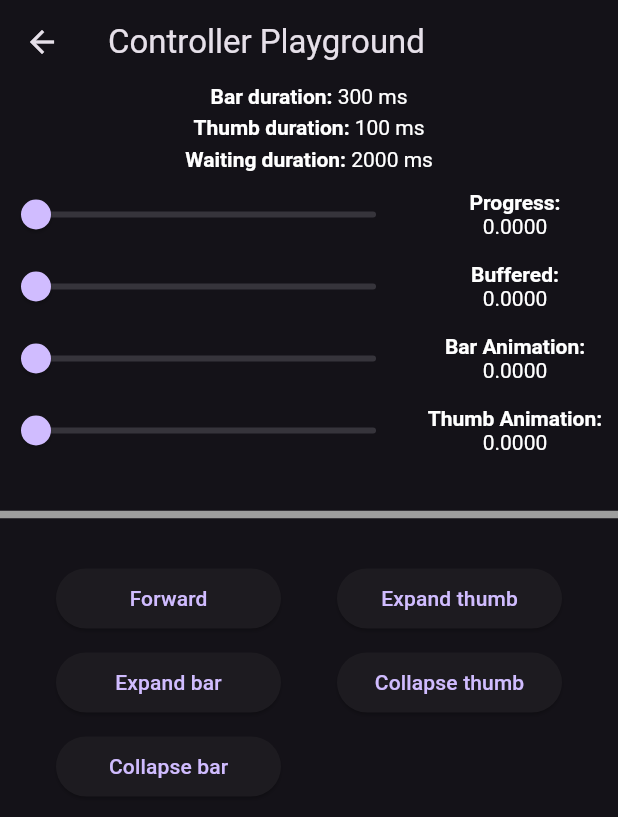
After one commit to GabrielDamasceno/flutter_animated_progress_bar, a Flutter app: the screen it shows after launch, after a tap on "Controller Playground", on a phone screen of 412 x 824 dp. The commit adds this screen. Shown: the top 817 px of the screen. Run offline on Flutter 3.47's test engine with Material 2 defaults, Android fonts, the phone set to English and light mode, and no system bars; our stand-ins replace just_audio, rxdart, video_player; network calls fail.

Commit message:
feat: Add duration option in controller methods that start animations.
* Add controller playground in examples section

* Add repository in pubspec

* Update docs

```diff
--- /dev/null
+++ b/example/lib/ui/controller_playground.dart
@@ -0,0 +1,229 @@
+// ignore_for_file: unused_element
+
+import 'package:example/ui/playground.dart';
+import 'package:flutter/material.dart';
+import 'package:flutter_animated_progress_bar/flutter_animated_progress_bar.dart';
+
+class ControllerPlayground extends StatefulWidget {
+  const ControllerPlayground({super.key});
+
+  @override
+  State<ControllerPlayground> createState() => _ControllerPlaygroundState();
+
+  static Future<void> route(BuildContext context) async {
+    Navigator.of(context).push(
+      MaterialPageRoute(
+        builder: (context) => const ControllerPlayground(),
+      ),
+    );
+  }
+}
+
+class _ControllerPlaygroundState extends State<ControllerPlayground>
+    with TickerProviderStateMixin {
+  late final ProgressBarController _controller;
+
+  late Duration _progress;
+  late Duration _buffered;
+  late Duration _total;
+
+  @override
+  void initState() {
+    super.initState();
+
+    _controller = ProgressBarController(vsync: this);
+
+    _progress = Duration.zero;
+    _buffered = Duration.zero;
+    _total = const Duration(minutes: 1);
+  }
+
+  @override
+  void dispose() {
+    _controller.dispose();
+
+    super.dispose();
+  }
+
+  @override
+  Widget build(BuildContext context) {
+    return Scaffold(
+      appBar: AppBar(title: const Text('Controller Playground')),
+      body: ListView(
+        children: [
+          Column(
+            mainAxisSize: MainAxisSize.min,
+            children: [
+              PlaygroundDuration(
+                label: 'Bar duration',
+                duration: _controller.barAnimationDuration,
+              ),
+              PlaygroundDuration(
+                label: 'Thumb duration',
+                duration: _controller.thumbAnimationDuration,
+              ),
+              PlaygroundDuration(
+                label: 'Waiting duration',
+                duration: _controller.waitingDuration,
+              ),
+            ],
+          ),
+          _ValueTracker(
+            label: 'Progress',
+            value: _progress.inMicroseconds / _total.inMicroseconds,
+            onChanged: (value) {
+              setState(
+                () => _progress = Duration(
+                    microseconds: (value * _total.inMicroseconds).round()),
+              );
+            },
+          ),
+          _ValueTracker(
+            label: 'Buffered',
+            value: _buffered.inMicroseconds / _total.inMicroseconds,
+            onChanged: (value) {
+              setState(() {
+                _buffered = Duration(
+                  microseconds: (value * _total.inMicroseconds).round(),
+                );
+              });
+            },
+          ),
+          AnimatedBuilder(
+            animation: _controller,
+            builder: (context, child) {
+              return _ValueTracker(
+                label: 'Bar Animation',
+                value: _controller.barValue,
+                onChanged: (value) => _controller.barValue = value,
+              );
+            },
+          ),
+          AnimatedBuilder(
+            animation: _controller,
+            builder: (context, child) {
+              return _ValueTracker(
+                label: 'Thumb Animation',
+                value: _controller.thumbValue,
+                onChanged: (value) => _controller.thumbValue = value,
+              );
+            },
+          ),
+          Padding(
+            padding: const EdgeInsets.symmetric(vertical: 20.0),
+            child: ProgressBar(
+              controller: _controller,
+              progress: _progress,
+              buffered: _buffered,
+              total: _total,
+              expandedBarHeight: 10.0,
+              onSeek: (value) => setState(() => _progress = value),
+            ),
+          ),
+          Row(
+            mainAxisAlignment: MainAxisAlignment.spaceEvenly,
+            crossAxisAlignment: CrossAxisAlignment.start,
+            children: [
+              Column(
+                mainAxisSize: MainAxisSize.min,
+                children: [
+                  _Button(
+                    label: 'Forward',
+                    onPressed: () => _controller.forward(),
+                  ),
+                  _Button(
+                    label: 'Expand bar',
+                    onPressed: () => _controller.expandBar(),
+                  ),
+                  _Button(
+                    label: 'Collapse bar',
+                    onPressed: () => _controller.collapseBar(),
+                  ),
+                ],
+              ),
+              Column(
+                children: [
+                  _Button(
+                    label: 'Expand thumb',
+                    onPressed: () => _controller.expandThumb(),
+                  ),
+                  _Button(
+                    label: 'Collapse thumb',
+                    onPressed: () => _controller.collapseThumb(),
+                  ),
+                ],
+              ),
+            ],
+          ),
+        ],
+      ),
+    );
+  }
+}
+
+class _ValueTracker extends StatelessWidget {
+  final String label;
+  final double value;
+  final ValueChanged<double> onChanged;
+
+  const _ValueTracker({
+    super.key,
+    required this.label,
+    required this.value,
+    required this.onChanged,
+  });
+
+  @override
+  Widget build(BuildContext context) {
+    return Row(
+      children: [
+        Expanded(
+          flex: 2,
+          child: Slider(value: value, onChanged: onChanged),
+        ),
+        Expanded(
+          child: RichText(
+            textAlign: TextAlign.center,
+            text: TextSpan(
+              text: '$label:\n',
+              style: const TextStyle(fontWeight: FontWeight.bold),
+              children: [
+                TextSpan(
+                  text: value.toStringAsFixed(4),
+                  style: const TextStyle(fontWeight: FontWeight.normal),
+                ),
+              ],
+            ),
+          ),
+        ),
+      ],
+    );
+  }
+}
+
+class _Button extends StatelessWidget {
+  final String label;
+  final Future<void> Function() onPressed;
+
+  const _Button({
+    super.key,
+    required this.label,
+    required this.onPressed,
+  });
+
+  @override
+  Widget build(BuildContext context) {
+    return Align(
+      child: Padding(
+        padding: const EdgeInsets.only(bottom: 8.0),
+        child: SizedBox(
+          width: 150.0,
+          child: ElevatedButton(
+            onPressed: onPressed,
+            child: Text(label),
+          ),
+        ),
+      ),
+    );
+  }
+}
--- a/example/lib/ui/home_screen.dart
+++ b/example/lib/ui/home_screen.dart
@@ -1,4 +1,5 @@
 import 'package:example/ui/audio_example.dart';
+import 'package:example/ui/controller_playground.dart';
 import 'package:example/ui/playground.dart';
 import 'package:example/ui/alignment_example.dart';
 import 'package:example/ui/simple_example.dart';
@@ -35,6 +36,10 @@ class HomeScreen extends StatelessWidget {
               child: const Text('Playground'),
               onPressed: () => Playground.route(context),
             ),
+            ElevatedButton(
+              child: const Text('Controller Playground'),
+              onPressed: () => ControllerPlayground.route(context),
+            ),
           ],
         ),
       ),
--- a/lib/src/foundation/controller.dart
+++ b/lib/src/foundation/controller.dart
@@ -93,9 +93,6 @@ class ProgressBarController extends ChangeNotifier {
     _thumbValue = _lowerBound;
   }
 
-  static const double _lowerBound = 0.0;
-  static const double _upperBound = 1.0;
-
   /// The length of time this bar animation should last.
   ///
   /// For example, if [expandBar] is called when [barValue] is equal to 0.0, the bar will expand towards
@@ -161,6 +158,9 @@ class ProgressBarController extends ChangeNotifier {
     notifyListeners();
   }
 
+  static const double _lowerBound = 0.0;
+  static const double _upperBound = 1.0;
+
   late final Ticker _thumbTicker;
   late final Ticker _barTicker;
 
@@ -211,12 +211,21 @@ class ProgressBarController extends ChangeNotifier {
   /// Starts running this bar animation. It will expand, wait and then collapse bar.
   /// Also, collapses the thumb.
   ///
+  /// You can set the `expandDuration`, `waitingDuration` and `collapseDuration` properties
+  /// to custom durations, otherwise it will fallback to `barAnimationDuration`,
+  /// `this.waitingDuration` and `barAnimationDuration` respectively.
+  ///
   /// Returns a [TickerFuture] that completes when the animation is complete.
   ///
   /// The most recently returned [TickerFuture], if any, is marked as having been
   /// canceled, meaning the future never completes and its [TickerFuture.orCancel]
   /// derivative future completes with a [TickerCanceled] error.
-  TickerFuture forward({Curve curve = Curves.linear}) {
+  TickerFuture forward({
+    Duration? expandDuration,
+    Duration? waitingDuration,
+    Duration? collapseDuration,
+    Curve curve = Curves.linear,
+  }) {
     stopBarAnimation();
     collapseThumb();
 
@@ -230,20 +239,20 @@ class ProgressBarController extends ChangeNotifier {
             _lowerBound,
             _upperBound,
             _barValue,
-            barAnimationDuration,
+            expandDuration ?? barAnimationDuration,
           ),
         ),
         InterpolationSimulation(
           begin: _upperBound,
           end: _upperBound,
           curve: curve,
-          totalDuration: waitingDuration,
+          totalDuration: waitingDuration ?? this.waitingDuration,
         ),
         InterpolationSimulation(
           begin: _upperBound,
           end: _lowerBound,
           curve: curve,
-          totalDuration: barAnimationDuration,
+          totalDuration: collapseDuration ?? barAnimationDuration,
         ),
       ],
     );
@@ -253,12 +262,18 @@ class ProgressBarController extends ChangeNotifier {
 
   /// Starts running this bar animation towards `1.0`, expanding the bar.
   ///
+  /// You can set the `duration` property to a custom duration, otherwise
+  /// it will fallback to `barAnimationDuration`.
+  ///
   /// Returns a [TickerFuture] that completes when the animation is complete.
   ///
   /// The most recently returned [TickerFuture], if any, is marked as having been
   /// canceled, meaning the future never completes and its [TickerFuture.orCancel]
   /// derivative future completes with a [TickerCanceled] error.
-  TickerFuture expandBar({Curve curve = Curves.linear}) {
+  TickerFuture expandBar({
+    Duration? duration,
+    Curve curve = Curves.linear,
+  }) {
     const double begin = _lowerBound;
     const double end = _upperBound;
 
@@ -273,7 +288,7 @@ class ProgressBarController extends ChangeNotifier {
         begin,
         end,
         _barValue,
-        barAnimationDuration,
+        duration ?? barAnimationDuration,
       ),
     );
 
@@ -282,12 +297,18 @@ class ProgressBarController extends ChangeNotifier {
 
   /// Starts running this bar animation towards `0.0`, collapsing the bar.
   ///
+  /// You can set the `duration` property to a custom duration, otherwise
+  /// it will fallback to `barAnimationDuration`.
+  ///
   /// Returns a [TickerFuture] that completes when the animation is complete.
   ///
   /// The most recently returned [TickerFuture], if any, is marked as having been
   /// canceled, meaning the future never completes and its [TickerFuture.orCancel]
   /// derivative future completes with a [TickerCanceled] error.
-  TickerFuture collapseBar({Curve curve = Curves.linear}) {
+  TickerFuture collapseBar({
+    Duration? duration,
+    Curve curve = Curves.linear,
+  }) {
     const double begin = _upperBound;
     const double end = _lowerBound;
 
@@ -302,7 +323,7 @@ class ProgressBarController extends ChangeNotifier {
         begin,
         end,
         _barValue,
-        barAnimationDuration,
+        duration ?? barAnimationDuration,
       ),
     );
 
@@ -311,12 +332,18 @@ class ProgressBarController extends ChangeNotifier {
 
   /// Starts running this thumb animation towards `1.0`, expanding the thumb.
   ///
+  /// You can set the `duration` property to a custom duration, otherwise
+  /// it will fallback to `thumbAnimationDuration`.
+  ///
   /// Returns a [TickerFuture] that completes when the animation is complete.
   ///
   /// The most recently returned [TickerFuture], if any, is marked as having been
   /// canceled, meaning the future never completes and its [TickerFuture.orCancel]
   /// derivative future completes with a [TickerCanceled] error.
-  TickerFuture expandThumb({Curve curve = Curves.linear}) {
+  TickerFuture expandThumb({
+    Duration? duration,
+    Curve curve = Curves.linear,
+  }) {
     const double begin = _lowerBound;
     const double end = _upperBound;
 
@@ -331,7 +358,7 @@ class ProgressBarController extends ChangeNotifier {
         begin,
         end,
         _thumbValue,
-        thumbAnimationDuration,
+        duration ?? thumbAnimationDuration,
       ),
     );
 
@@ -340,12 +367,18 @@ class ProgressBarController extends ChangeNotifier {
 
   /// Starts running this thumb animation towards `0.0`, collapsing the thumb.
   ///
+  /// You can set the `duration` property to a custom duration, otherwise
+  /// it will fallback to `thumbAnimationDuration`.
+  ///
   /// Returns a [TickerFuture] that completes when the animation is complete.
   ///
   /// The most recently returned [TickerFuture], if any, is marked as having been
   /// canceled, meaning the future never completes and its [TickerFuture.orCancel]
   /// derivative future completes with a [TickerCanceled] error.
-  TickerFuture collapseThumb({Curve curve = Curves.linear}) {
+  TickerFuture collapseThumb({
+    Duration? duration,
+    Curve curve = Curves.linear,
+  }) {
     const double begin = _upperBound;
     const double end = _lowerBound;
 
@@ -360,7 +393,7 @@ class ProgressBarController extends ChangeNotifier {
         begin,
         end,
         _thumbValue,
-        thumbAnimationDuration,
+        duration ?? thumbAnimationDuration,
       ),
     );
 
--- a/pubspec.yaml
+++ b/pubspec.yaml
@@ -2,6 +2,7 @@ name: flutter_animated_progress_bar
 description: An animated progress bar widget designed to be used with audio or video.
 version: 1.0.5
 homepage: https://github.com/GabrielDamasceno/flutter_animated_progress_bar
+repository: https://github.com/GabrielDamasceno/flutter_animated_progress_bar
 issue_tracker: https://github.com/GabrielDamasceno/flutter_animated_progress_bar/issues
 
 environment:
```
Also changed, not shown: example/lib/ui/playground.dart (+10 -150 lines), 2 other files.
